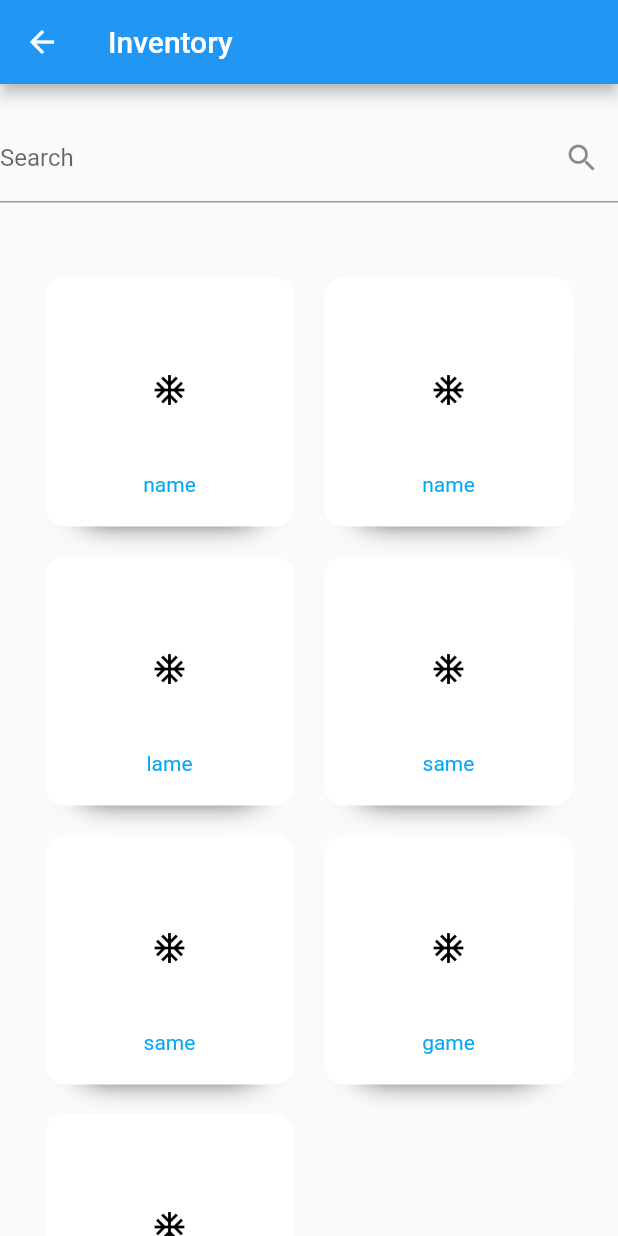
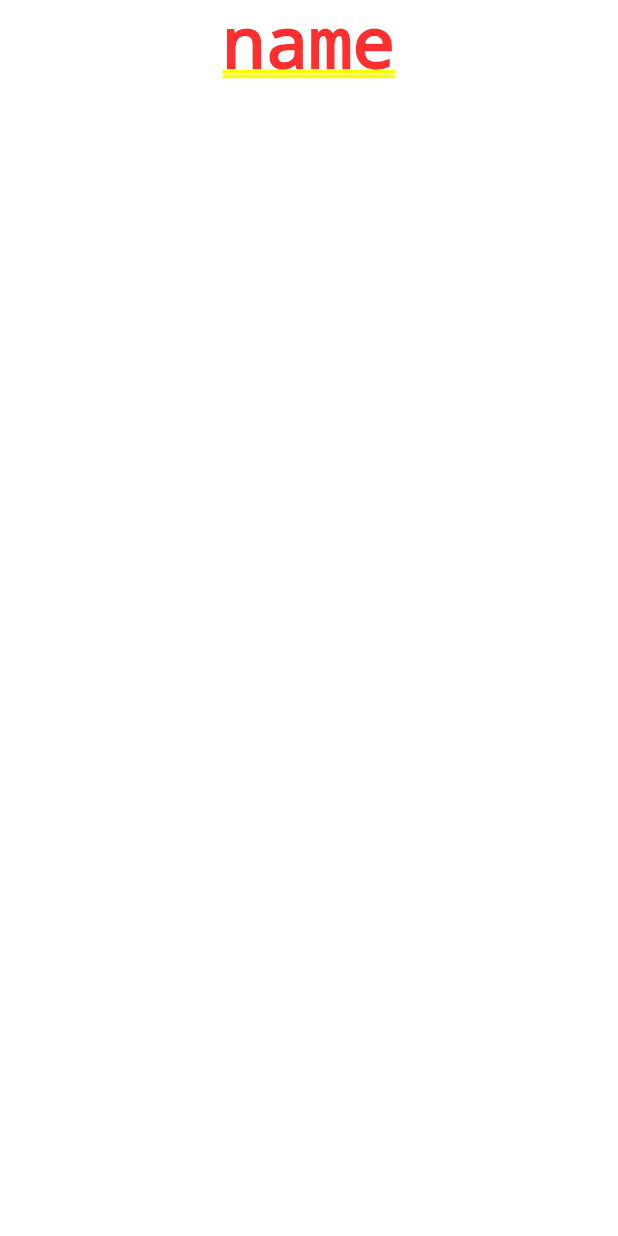
Before and after one commit to sai-pher/Vend, a Flutter app: the InventoryPage screen opened by its route, after a tap on "name", on a phone screen of 412 x 824 dp. Run offline on Flutter 3.47's test engine with Material 2 defaults, Android fonts, the phone set to English and light mode, and no system bars.

Commit message:
Added search function to item list widget.

```diff
--- a/lib/app/labels.dart
+++ b/lib/app/labels.dart
@@ -27,3 +27,4 @@ const String homeRoute = '/home';
 const String analyticsRoute = '/analytics';
 const String inventoryRoute = '/inventory';
 const String checkoutRoute = '/checkout';
+const String itemDetailRoute = '/detail';
--- a/lib/main.dart
+++ b/lib/main.dart
@@ -3,6 +3,7 @@ import 'package:vend/pages/analytics_page.dart';
 import 'package:vend/pages/checkout_page.dart';
 import 'package:vend/pages/home_page.dart';
 import 'package:vend/pages/inventory_page.dart';
+import 'package:vend/pages/item_detail_page.dart';
 
 import 'app/labels.dart';
 
@@ -23,6 +24,7 @@ class MyApp extends StatelessWidget {
           inventoryRoute: (context) => const InventoryPage(),
           checkoutRoute: (context) => const CheckoutPage(),
           analyticsRoute: (context) => const AnalyticsPage(),
+          itemDetailRoute: (context) => const ItemDetailPagePage(),
         },
         title: 'Vend',
         theme: ThemeData(
--- /dev/null
+++ b/lib/pages/item_detail_page.dart
@@ -0,0 +1,23 @@
+import 'package:flutter/material.dart';
+import 'package:vend/widgets/screens/item_detail_screen.dart';
+
+class ItemDetailPagePage extends StatelessWidget {
+
+
+  const ItemDetailPagePage({Key? key }) : super(key: key);
+
+  @override
+  Widget build(BuildContext context) {
+
+    Map arguments = ModalRoute.of(context)?.settings.arguments as Map;
+
+    String itemId = arguments['itemId'];
+
+    return _itemDetailPagePage(itemId);
+  }
+
+  _itemDetailPagePage(String itemId) {
+    return ItemDetailScreen(itemId: itemId);
+  }
+
+}
--- /dev/null
+++ b/lib/widgets/components/card_button_widget.dart
@@ -0,0 +1,35 @@
+import 'package:flutter/material.dart';
+
+class CardButtonWidget extends StatelessWidget {
+
+  final Widget child;
+  final VoidCallback? onTap;
+
+  const CardButtonWidget({Key? key, required this.child, this.onTap}) : super(key: key);
+
+  @override
+  Widget build(BuildContext context) {
+    // TODO: implement build
+    return Container(
+      // padding: const EdgeInsets.all(40),
+      margin: const EdgeInsets.all(10),
+      decoration: BoxDecoration(
+          color: Colors.white,
+          borderRadius: BorderRadius.circular(13),
+          boxShadow: const [
+            BoxShadow(
+              offset: Offset(0, 17),
+              blurRadius: 17,
+              spreadRadius: -23,
+            )
+          ]),
+      child: Material(
+        color: Colors.transparent,
+        child: InkWell(
+          onTap: onTap ?? () {},
+          child: child,
+        ),
+      ),
+    );
+  }
+}
--- a/lib/widgets/components/item_display_widget.dart
+++ b/lib/widgets/components/item_display_widget.dart
@@ -1,49 +1,57 @@
 import 'package:flutter/material.dart';
+import 'package:vend/app/labels.dart';
 import 'package:vend/data/models/item.dart';
+import 'package:vend/widgets/components/card_button_widget.dart';
 
 class ItemDisplayWidget extends StatelessWidget {
   final Item item;
 
   const ItemDisplayWidget({Key? key, required this.item}) : super(key: key);
 
+  _itemDisplay() {
+    return SizedBox(
+      height: 100,
+        child: Column(
+          mainAxisSize: MainAxisSize.min,
+          children: [
+            const Spacer(),
+            const Icon(Icons.ac_unit_sharp, color: Colors.black,),
+            const Spacer(),
+            Text(item.name!, style: const TextStyle(color: Colors.lightBlue),)
+          ],
+        )
+    );
+  }
+
+  _itemControl() {
+    return Container(
+      child: Row(
+        mainAxisSize: MainAxisSize.min,
+        mainAxisAlignment: MainAxisAlignment.spaceBetween,
+        children: [
+          FlatButton(
+            onPressed: () {},
+              child: Text(item.price!.toString())
+          ),
+          FlatButton(
+            onPressed: () {},
+              child: Text(item.count!.toString())
+          ),
+        ],
+      ),
+    );
+  }
+
   @override
   Widget build(BuildContext context) {
     // TODO: implement build
-    return Container(
-      // padding: const EdgeInsets.all(40),
-      margin: const EdgeInsets.all(10),
-      decoration: BoxDecoration(
-          color: Colors.white,
-          borderRadius: BorderRadius.circular(13),
-          boxShadow: const [
-            BoxShadow(
-              offset: Offset(0, 17),
-              blurRadius: 17,
-              spreadRadius: -23,
-            )
-          ]),
-      child: Material(
-        color: Colors.transparent,
-        child: InkWell(
-          onTap: () {},
-          child: Padding(
-            padding: const EdgeInsets.all(20.0),
-            child: Column(
-              children: [
-                const Spacer(),
-                const Icon(
-                  Icons.ac_unit_sharp,
-                  color: Colors.black,
-                ),
-                const Spacer(),
-                Text(
-                  item.name!,
-                  style: const TextStyle(color: Colors.lightBlue),
-                )
-              ],
-            ),
-          ),
-        ),
+    return CardButtonWidget(
+      onTap: () => Navigator.pushNamed(context, itemDetailRoute, arguments: {"itemId": item.name}),
+      child: Column(
+        mainAxisSize: MainAxisSize.min,
+        children: [
+          _itemDisplay(),
+        ],
       ),
     );
   }
--- a/lib/widgets/components/item_list_widget.dart
+++ b/lib/widgets/components/item_list_widget.dart
@@ -33,9 +33,22 @@ class _ItemListWidgetState extends State<ItemListWidget> {
 
   @override
   Widget build(BuildContext context) {
+
+    List<ItemDisplayWidget> itemList = widget.items.map((item) => ItemDisplayWidget(item: item)).toList();
+
     // TODO: implement build
     return Column(
       children: [
+        const SizedBox(
+          height: 20,
+        ),
+        Expanded(
+            child: GridView.count(
+              crossAxisCount: 2,
+              padding: const EdgeInsets.all(20),
+              children: _searchItemList.isNotEmpty ? _searchItemList : itemList,
+            )
+        ),
         const SizedBox(
           height: 20,
         ),
@@ -47,13 +60,6 @@ class _ItemListWidgetState extends State<ItemListWidget> {
         const SizedBox(
           height: 20,
         ),
-        Expanded(
-            child: GridView.count(
-              crossAxisCount: 2,
-              padding: const EdgeInsets.all(20),
-              children: _searchItemList.length > 0 ? _searchItemList : widget.items.map((item) => ItemDisplayWidget(item: item)).toList(),
-            )
-        ),
       ]
     );
 
--- a/lib/widgets/screens/inventory_screen.dart
+++ b/lib/widgets/screens/inventory_screen.dart
@@ -11,11 +11,7 @@ class InventoryScreen extends StatefulWidget {
 
 class _InventoryScreenState extends State<InventoryScreen> {
 
-  @override
-  Widget build(BuildContext context) {
-    return _inventoryScreen();
-  }
-
+  static Size? size;
   static List<Item> items = [
     Item('image', 'name', 'type', 10, 2, 30, 10),
     Item('image', 'name', 'type', 10, 2, 30, 10),
@@ -26,10 +22,20 @@ class _InventoryScreenState extends State<InventoryScreen> {
     Item('image', 'game', 'type', 10, 2, 30, 10),
   ];
 
-  List<Item> _searchItemList = items;
+  @override
+  Widget build(BuildContext context) {
 
-  _inventoryScreen() {
-    return Container(
+    size = MediaQuery.of(context).size;
+
+    return _inventoryScreen(size!);
+  }
+
+
+  final List<Item> _searchItemList = items;
+
+  _inventoryScreen(Size size) {
+    return SizedBox(
+      height: size.height * 0.8,
       child: ItemListWidget(items: _searchItemList),
     );
   }
--- /dev/null
+++ b/lib/widgets/screens/item_detail_screen.dart
@@ -0,0 +1,29 @@
+import 'package:flutter/material.dart';
+
+class ItemDetailScreen extends StatefulWidget {
+
+  final String itemId;
+  const ItemDetailScreen({Key? key, required this.itemId }) : super(key: key);
+
+  @override
+  _ItemDetailScreenState createState() => _ItemDetailScreenState();
+}
+
+class _ItemDetailScreenState extends State<ItemDetailScreen> {
+
+  @override
+  Widget build(BuildContext context) {
+
+    return _itemDetailScreen();
+  }
+
+  _itemDetailScreen() {
+    String id = widget.itemId;
+
+    return Column(
+      children: [
+        Text(id),
+      ],
+    );
+  }
+}
```
